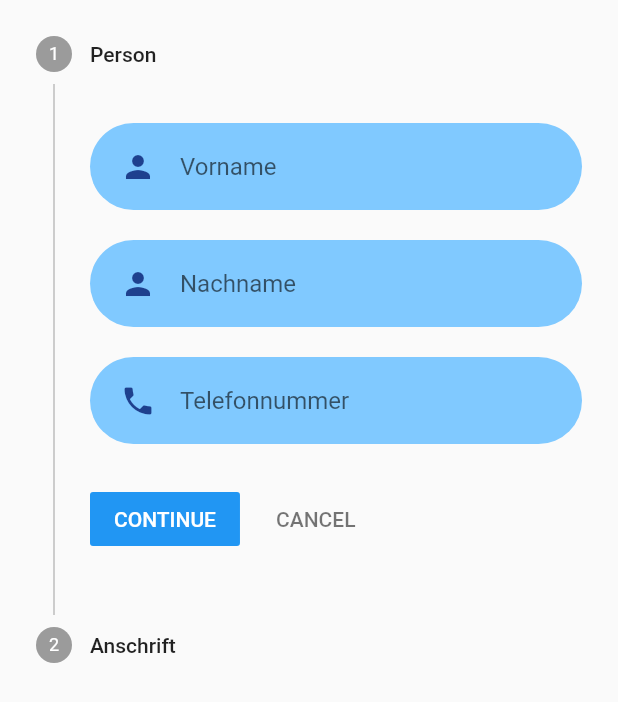
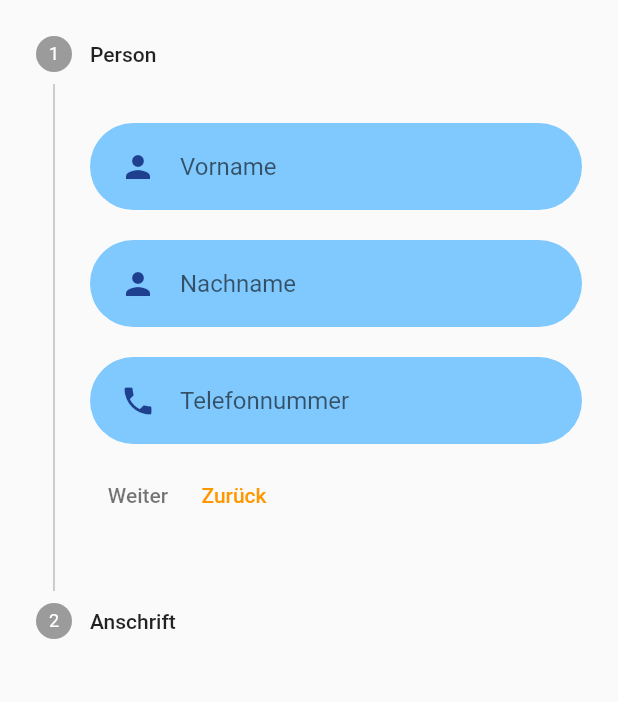
Before and after one commit to FeFi7/Aktiv-App, a Flutter app: the ProfilePersoenlich widget shown alone on an empty page, opened directly, on a phone screen of 412 x 824 dp. Shown: the top 702 px of the screen. Run offline on Flutter 3.47's test engine with Material 2 defaults, Android fonts, the phone set to English and light mode, and no system bars; our stand-ins replace email_validator, flutter_secure_storage, fluttertoast, image_picker, table_calendar; missing offline and left inert: flappy_search_bar; accounts and stored records are empty.

Commit message:
Login Error 401 + Profile-Persönlich Stepper Buttons auf Deutsch + Registrieren StatusCode 502 & Datenschutzerklärung
+ Im Login, Error 401 abgefangen
+ Profile -> Persönlich Stepper mit deutschsprachigen Buttons (Weiter/Zurück)
+ Registrieren, Error 502 abgefangen & Datenschutzerklärung in Checkbox eingefügt

```diff
--- a/client/lib/Views/profile/components/profile_persoenlich.dart
+++ b/client/lib/Views/profile/components/profile_persoenlich.dart
@@ -28,34 +28,47 @@ class _ProfilePersoenlichState extends State<ProfilePersoenlich> {
                       content: SingleChildScrollView(
                         child: ListBody(
                           children: <Widget>[
-                            RichText(
-                              text: TextSpan(
-                                text:
-                                    "Vielen Dank für die vervollständigung Ihrer angaben. \nSie haben nun die Möglichkeit, Veranstaltungen anzulegen.",
-                                style: TextStyle(color: ColorPalette.white.rgb),
-                              ),
-                            ),
+                            Text(
+                                "Vielen Dank für die Vervollständigung Ihrer angaben.\n Sie haben nun die Möglichkeit, Veranstaltungen anzulegen."),
                           ],
                         ),
                       ),
                       actions: <Widget>[
                         TextButton(
                             onPressed: () {
-                              complete = false;
-                              Navigator.push(
-                                context,
-                                MaterialPageRoute(
-                                  builder: (context) {
-                                    return ProfileScreen();
-                                  },
-                                ),
-                              );
+                              setState(() => complete = false);
                             },
                             child: Text("Weiterleiten"))
                       ],
                     ),
                   )
                 : Stepper(
+                    controlsBuilder: (BuildContext context,
+                        {VoidCallback onStepContinue,
+                        VoidCallback onStepCancel}) {
+                      return Row(
+                        children: <Widget>[
+                          TextButton(
+                            onPressed: onStepContinue,
+                            child: const Text(
+                              'Weiter',
+                              style: TextStyle(
+                                color: Colors.black54,
+                              ),
+                            ),
+                          ),
+                          TextButton(
+                            onPressed: onStepCancel,
+                            child: const Text(
+                              'Zurück',
+                              style: TextStyle(
+                                color: Colors.orange,
+                              ),
+                            ),
+                          ),
+                        ],
+                      );
+                    },
                     steps: steps,
                     currentStep: currentStep,
                     onStepContinue: nextStep,
```
Also changed, not shown: client/lib/views/login/components/body.dart (+8 -0 lines), client/lib/views/registrieren/components/body.dart (+30 -3 lines).
